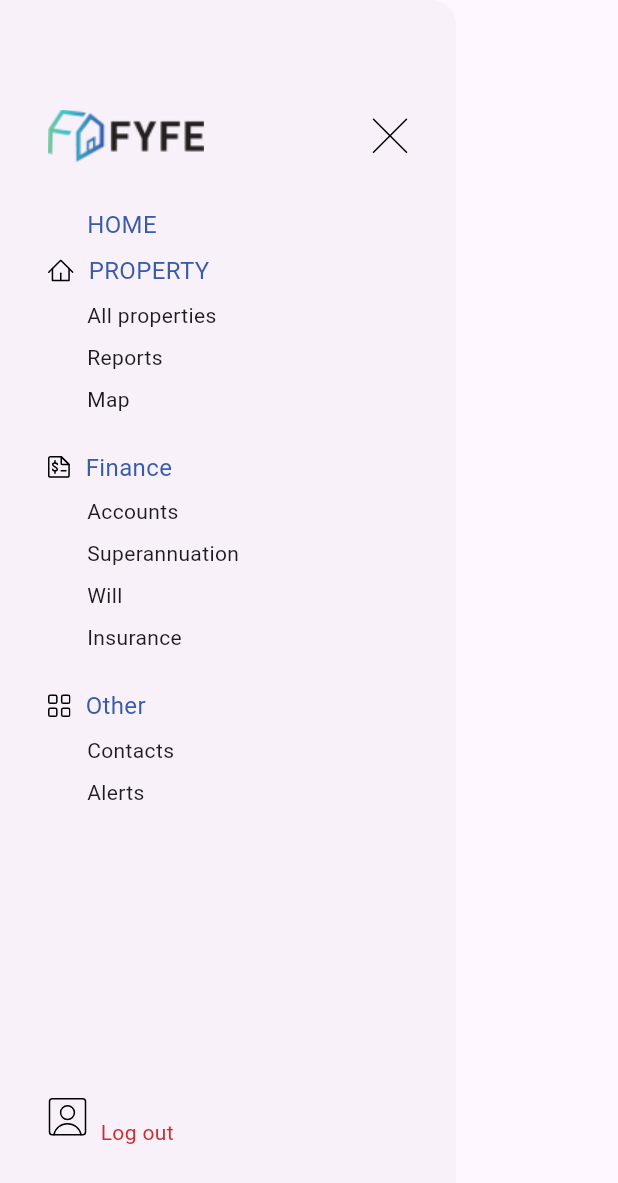
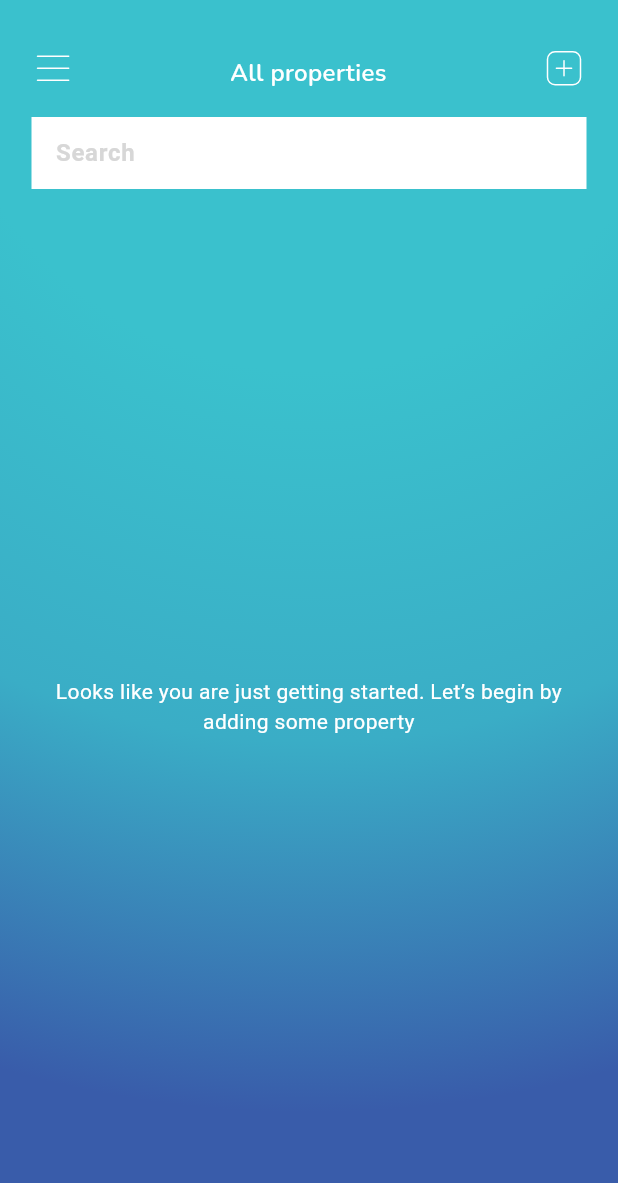
Before and after one commit to fwdAndroid/fyfe, a Flutter app: the CustomDrawer widget shown alone on an empty page, opened directly, after a tap on "All properties", on a phone screen of 412 x 824 dp. Shown: the top 1183 px of the screen. Run offline on Flutter 3.47's test engine with Material 2 defaults, Android fonts, the phone set to English and light mode, and no system bars; our stand-ins replace auto_size_text, cloud_firestore, firebase_auth, firebase_core, flutter_svg, fluttertoast and 2 more; accounts and stored records are empty.

Commit message:
Properties

```diff
--- /dev/null
+++ b/lib/screens/property/all_properties.dart
@@ -0,0 +1,150 @@
+import 'package:firebase_auth/firebase_auth.dart';
+import 'package:flutter/material.dart';
+import 'package:flutter_svg/flutter_svg.dart';
+import 'package:fyfe/screens/property/add_property.dart';
+import 'package:fyfe/utils/text_util.dart';
+import 'package:fyfe/widgets/custom_appbar.dart';
+import 'package:fyfe/widgets/custom_drawer.dart';
+import 'package:google_sign_in/google_sign_in.dart';
+
+class AllProperties extends StatefulWidget {
+  const AllProperties({super.key});
+
+  @override
+  State<AllProperties> createState() => _AllPropertiesState();
+}
+
+class _AllPropertiesState extends State<AllProperties> {
+  TextEditingController searchController = TextEditingController();
+  var scaffoldkey = new GlobalKey<ScaffoldState>();
+
+  @override
+  Widget build(BuildContext context) {
+    return Scaffold(
+      key: scaffoldkey,
+      drawer: CustomDrawer(
+        user: FirebaseAuth.instance.currentUser!.displayName,
+        userImage: FirebaseAuth.instance.currentUser!.photoURL,
+        signOut: GoogleSignIn().signOut,
+      ),
+      body: SafeArea(
+        child: Container(
+          decoration: const BoxDecoration(
+            gradient: RadialGradient(colors: [
+              Color(
+                0xff3AC1CD,
+              ),
+              Color(
+                0xff3AC1CD,
+              ),
+              Color(
+                0xff3AADC6,
+              ),
+              Color(
+                0xff395CAA,
+              )
+            ], radius: 1.8, center: Alignment.topCenter),
+          ),
+          padding: const EdgeInsets.fromLTRB(21.0, 21.0, 21.0, 21.0),
+          child: Column(
+            children: [
+              CustomAppbar(
+                title: "All properties",
+                trailing: InkWell(
+                  onTap: () {
+                    Navigator.push(context,
+                        MaterialPageRoute(builder: (builder) => AddProperty()));
+                  },
+                  child: Padding(
+                    padding: const EdgeInsets.symmetric(horizontal: 3),
+                    child: SvgPicture.asset(
+                      "assets/addProperty.svg",
+                    ),
+                  ),
+                ),
+                ontapLeading: () {
+                  scaffoldkey.currentState?.openDrawer();
+                },
+              ),
+              const SizedBox(
+                height: 18,
+              ),
+              Row(
+                children: [
+                  Expanded(
+                    child: TextField(
+                      controller: searchController,
+                      onChanged: (value) {},
+                      decoration: InputDecoration(
+                          border: InputBorder.none,
+                          fillColor: Colors.white,
+                          filled: true,
+                          hintText: "Search",
+                          hintStyle: TextStyle(
+                              color: Color(0xffD7D7D7),
+                              fontWeight: FontWeight.w600)),
+                    ),
+                  ),
+                  // const SizedBox(
+                  //   width: 22,
+                  // ),
+                  // SvgPicture.asset("assets/filter.svg")
+                ],
+              ),
+
+              const SizedBox(
+                height: 13,
+              ),
+              Expanded(
+                  child: Center(
+                child: Text(
+                    "Looks like you are just getting started. Let’s begin by adding some property",
+                    style: TextStyle(
+                      color: Colors.white,
+                    ),
+                    textAlign: TextAlign.center),
+              ))
+
+              // GetBuilder<AllPropertiesController>(builder: (_) {
+              //   return controller.loading
+              //       ? Center(
+              //           child: Image.asset("assets/loading.gif", width: 70),
+              //         )
+              //       : controller.allPropertiesList.isEmpty
+              //           ? Center(
+              //               child: Text(
+              //                   "Looks like you are just getting started. Let’s begin by adding some property",
+              //                   style: TextStyle(
+              //                     color: Colors.white,
+              //                   ),
+              //                   textAlign: TextAlign.center),
+              //             )
+              //           : GridView.count(
+              //               crossAxisCount: 2,
+              //               mainAxisSpacing: 12,
+              //               crossAxisSpacing: 16,
+              //               childAspectRatio: 0.81,
+              //               children: controller.searchList
+              //                   .map(
+              //                     (e) => InkWell(
+              //                       onTap: () {
+              //                         Get.toNamed("/propertyDetails",
+              //                                 arguments: e)
+              //                             ?.then((value) {
+              //                           controller.getProperties();
+              //                         });
+              //                       },
+              //                       child: PropertyItem(
+              //                         model: e,
+              //                       ),
+              //                     ),
+              //                   )
+              //                   .toList(),
+              //             );
+            ],
+          ),
+        ),
+      ),
+    );
+  }
+}
--- a/lib/widgets/custom_drawer.dart
+++ b/lib/widgets/custom_drawer.dart
@@ -1,6 +1,8 @@
 import 'package:flutter/material.dart';
 import 'package:flutter_svg/flutter_svg.dart';
 import 'package:fyfe/screens/account/login_page.dart';
+import 'package:fyfe/screens/home/home_page.dart';
+import 'package:fyfe/screens/property/all_properties.dart';
 import 'package:fyfe/widgets/palette.dart';
 
 class CustomDrawer extends StatelessWidget {
@@ -40,11 +42,8 @@ class CustomDrawer extends StatelessWidget {
             InkWell(
               onTap: () {
                 Scaffold.of(context).closeDrawer();
-                // Get.until(
-                //   (route) {
-                //     return route.settings.name == "/home";
-                //   },
-                // );
+                Navigator.push(context,
+                    MaterialPageRoute(builder: (builder) => HomePage()));
               },
               child: Row(
                 children: const [
@@ -79,12 +78,8 @@ class CustomDrawer extends StatelessWidget {
             InkWell(
               onTap: () {
                 Scaffold.of(context).closeDrawer();
-                // Get.offNamedUntil(
-                //   "/allProperties",
-                //   (route) {
-                //     return route.settings.name == "/home";
-                //   },
-                // );
+                Navigator.push(context,
+                    MaterialPageRoute(builder: (builder) => AllProperties()));
               },
               child: Row(
                 children: const [
```
